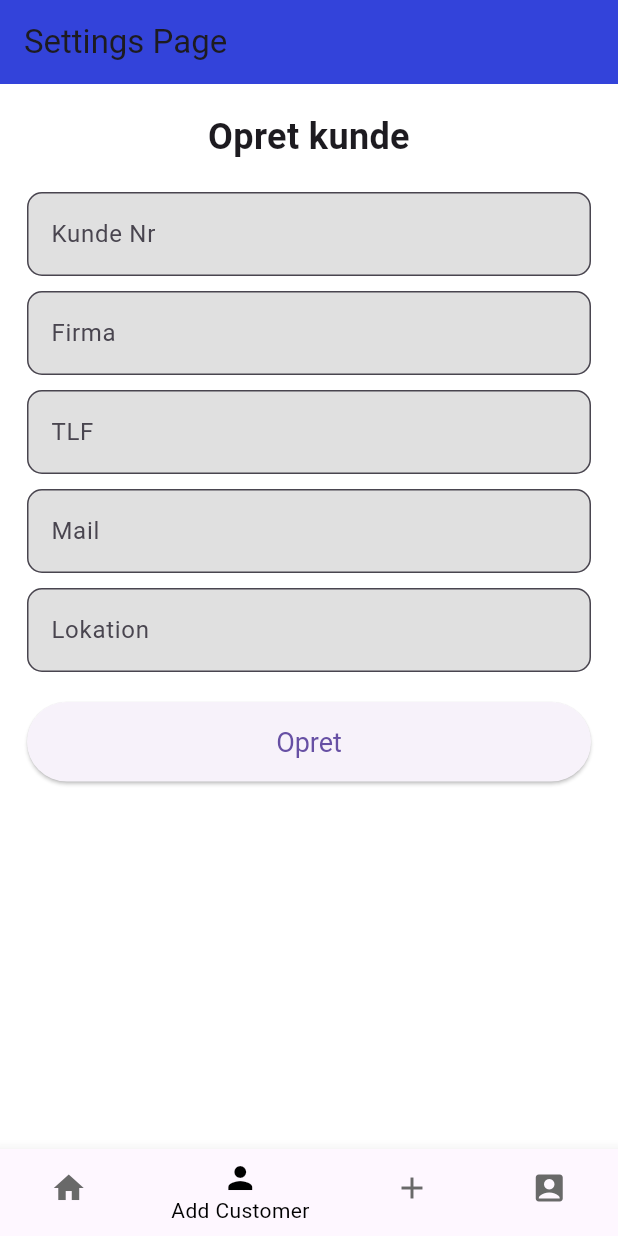
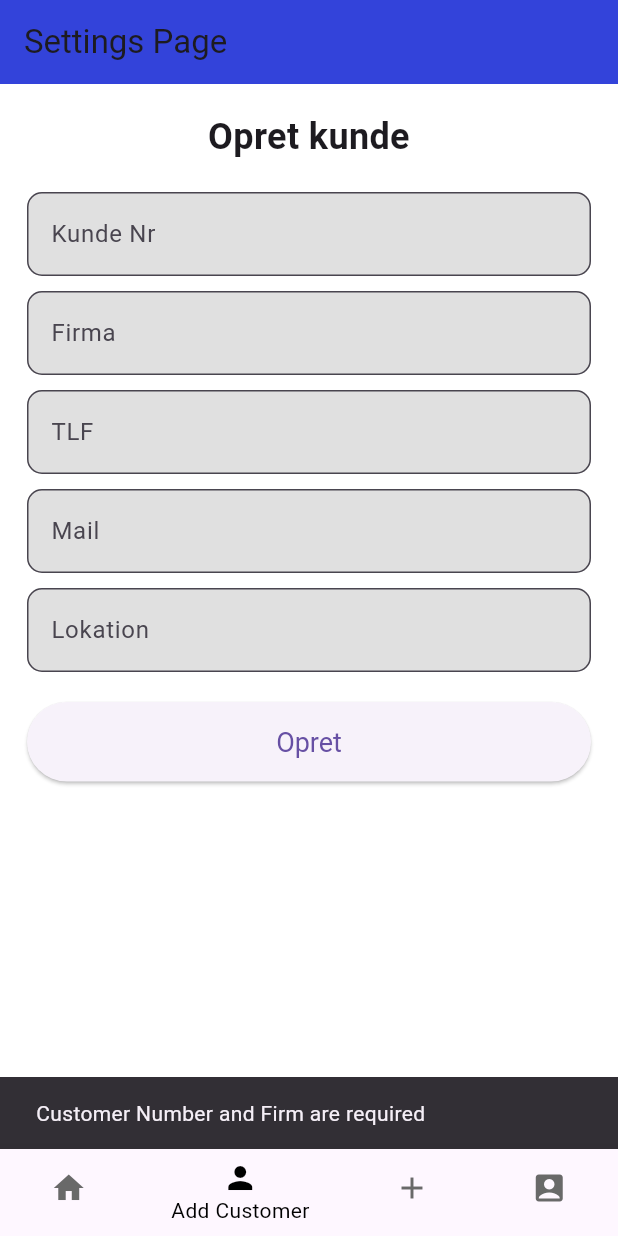
Before and after one commit to KevinNielsen00/iotprojekt, a Flutter app: the screen it shows after launch, item 2 of the bottom bar chosen, after a tap on "Opret", on a phone screen of 412 x 824 dp. Run offline on Flutter 3.47's test engine with Material 3 defaults, Android fonts, the phone set to English and light mode, and no system bars; network calls fail; Roboto replaces fonts that are missing (Karla).

Commit message:
BiigUpdate
- tilføjet post request (api)
- tabellen bruger nu data fra db
- tilføjet så man kan oprette en kunde

```diff
--- a/my_app/lib/api/fetch_customer.dart
+++ b/my_app/lib/api/fetch_customer.dart
@@ -0,0 +1,14 @@
+import 'package:http/http.dart' as http;
+import 'dart:convert';
+import '../../models/customer.dart';
+
+Future<List<Customer>> fetchCustomers() async {
+  final response = await http.get(Uri.parse('http://localhost:8080/api/customers'));
+
+  if (response.statusCode == 200) {
+    List<dynamic> data = jsonDecode(response.body);
+    return data.map((json) => Customer.fromJson(json)).toList();
+  } else {
+    throw Exception('Failed to load customers');
+  }
+}
--- a/my_app/lib/api/fetch_product.dart
+++ b/my_app/lib/api/fetch_product.dart
@@ -0,0 +1,14 @@
+import 'package:http/http.dart' as http;
+import 'dart:convert';
+import '../../models/product.dart';
+
+Future<List<Product>> fetchProducts() async {
+  final response = await http.get(Uri.parse('http://localhost:8080/api/products'));
+
+  if (response.statusCode == 200) {
+    List<dynamic> data = jsonDecode(response.body);
+    return data.map((json) => Product.fromJson(json)).toList();
+  } else {
+    throw Exception('Failed to load products');
+  }
+}
--- a/my_app/lib/models/customer.dart
+++ b/my_app/lib/models/customer.dart
@@ -1,11 +1,25 @@
 class Customer {
-  final int customerId;
-  final String name;
-  final String firm;
+  int customerNr;   // matches CustomerNr in Go
+  String firm;
+  String phoneNr;   // matches PhoneNr in Go
+  String mail;
+  String location;
 
   Customer({
-    required this.customerId,
-    required this.name,
+    required this.customerNr,
     required this.firm,
+    required this.phoneNr,
+    required this.mail,
+    required this.location,
   });
+
+  factory Customer.fromJson(Map<String, dynamic> json) {
+    return Customer(
+      customerNr: json['customer_nr'] ?? 0,    // Map Go field CustomerNr to customerNr
+      firm: json['firm'] ?? 'Unknown',
+      phoneNr: json['phone_nr'] ?? 'Unknown',  // Map Go field PhoneNr to phoneNr
+      mail: json['mail'] ?? 'Unknown',
+      location: json['location'] ?? 'Unknown',
+    );
+  }
 }
--- a/my_app/lib/models/product.dart
+++ b/my_app/lib/models/product.dart
@@ -1,17 +1,33 @@
-
-
 class Product {
-  final int productNr;
-  final String customer;
-  final String firm;
-  final String type1;
-  final String type2;
+  int productID;      // matches ProductID in Go
+  int customerNr;     // matches CustomerNr in Go
+  int meterID;        // matches MeterID in Go
+  String productNr;   // matches ProductNr in Go
+  String oilType;
+  String barrelType;
+  double height;      // Use double in Dart for float32
 
   Product({
+    required this.productID,
+    required this.customerNr,
+    required this.meterID,
     required this.productNr,
-    required this.customer,
-    required this.firm,
-    required this.type1,
-    required this.type2,
+    required this.oilType,
+    required this.barrelType,
+    required this.height,
   });
+
+  factory Product.fromJson(Map<String, dynamic> json) {
+    return Product(
+      productID: json['product_id'] ?? 0,      // Map Go field ProductID to productID
+      customerNr: json['customer_nr'] ?? 0,    // Map Go field CustomerNr to customerNr
+      meterID: json['meter_id'] ?? 0,          // Map Go field MeterID to meterID
+      productNr: json['product_nr'] ?? 'Unknown',
+      oilType: json['oil_type'] ?? 'Unknown',
+      barrelType: json['barrel_type'] ?? 'Unknown',
+      height: (json['height'] ?? 0.0).toDouble(),  // Handle float32 to double conversion
+    );
+  }
+
+  get firm => null;
 }
--- a/my_app/lib/widgets/Addcustomerpage/CustomerFormSection.dart
+++ b/my_app/lib/widgets/Addcustomerpage/CustomerFormSection.dart
@@ -1,6 +1,8 @@
 // ignore_for_file: avoid_print
 
 import 'package:flutter/material.dart';
+import 'package:http/http.dart' as http;
+import 'dart:convert';
 
 class CreateCustomerForm extends StatefulWidget {
   const CreateCustomerForm({Key? key}) : super(key: key);
@@ -16,19 +18,71 @@ class _CreateCustomerFormState extends State<CreateCustomerForm> {
   final TextEditingController emailController = TextEditingController();
   final TextEditingController locationController = TextEditingController();
 
-  void _submitForm() {
+  Future<void> _submitForm() async {
     String customerNumber = customerNumberController.text;
     String company = companyController.text;
     String phone = phoneController.text;
     String email = emailController.text;
     String location = locationController.text;
 
-    // Handle your form submission logic here
-    print('Customer Number: $customerNumber');
-    print('Company: $company');
-    print('Phone: $phone');
-    print('Email: $email');
-    print('Location: $location');
+    // Validate that CustomerNr and Firm are provided
+    if (customerNumber.isEmpty || company.isEmpty) {
+      // Show an error message
+      ScaffoldMessenger.of(context).showSnackBar(
+        const SnackBar(content: Text('Customer Number and Firm are required')),
+      );
+      return;
+    }
+
+    // Create a JSON object from the form data
+    Map<String, dynamic> customerData = {
+      'customer_nr': int.parse(customerNumber),  // Convert customer number to an integer
+      'firm': company,
+      'phone_nr': phone,
+      'mail': email,
+      'location': location,
+    };
+
+    // Proceed with the API request
+    try {
+      final response = await http.post(
+        Uri.parse('http://localhost:8080/api/customers'),
+        headers: {
+          'Content-Type': 'application/json',
+        },
+        body: jsonEncode(customerData),
+      );
+
+      if (response.statusCode == 201) {
+        print('Customer created successfully');
+        _clearForm();
+      } else {
+        // Provide more specific error handling based on status code
+        String errorMessage = 'Failed to create customer. Status code: ${response.statusCode}';
+        if (response.statusCode == 400) {
+          errorMessage = 'Bad request. Please check your input.';
+        } else if (response.statusCode == 500) {
+          errorMessage = 'Server error. Please try again later.';
+        }
+        ScaffoldMessenger.of(context).showSnackBar(
+          SnackBar(content: Text(errorMessage)),
+        );
+        print(errorMessage);
+      }
+    } catch (error) {
+      print('Error submitting form: $error');
+      ScaffoldMessenger.of(context).showSnackBar(
+        const SnackBar(content: Text('An error occurred. Please try again.')),
+      );
+    }
+  }
+
+  void _clearForm() {
+    customerNumberController.clear();
+    companyController.clear();
+    phoneController.clear();
+    emailController.clear();
+    locationController.clear();
   }
 
   @override
--- a/my_app/lib/widgets/Homepage/TableSection.dart
+++ b/my_app/lib/widgets/Homepage/TableSection.dart
@@ -1,6 +1,8 @@
 import 'package:flutter/material.dart';
 import '../../models/product.dart';
 import '../../models/customer.dart';
+import 'package:my_app/api/fetch_customer.dart';
+import 'package:my_app/api/fetch_product.dart';
 
 class MyTableSection extends StatefulWidget {
   const MyTableSection({super.key});
@@ -10,15 +12,8 @@ class MyTableSection extends StatefulWidget {
 }
 
 class _MyTableSectionState extends State<MyTableSection> {
-  List<Product> allProducts = [
-    Product(productNr: 1, customer: "John", firm: "Firm A", type1: "Type X", type2: "Type Y"),
-  ];
-
-  List<Customer> allCustomers = [
-    Customer(customerId: 1, name: "Jane", firm: "Firm B"),
-
-  ];
-
+  List<Product> allProducts = [];
+  List<Customer> allCustomers = [];
   List<dynamic> displayedItems = [];
   TextEditingController searchController = TextEditingController();
   bool showProducts = true;
@@ -26,7 +21,32 @@ class _MyTableSectionState extends State<MyTableSection> {
   @override
   void initState() {
     super.initState();
-    displayedItems = allProducts; // all products
+    _fetchData(); // Fetch API data instead of hardcoded lists
+  }
+
+  void _fetchData() async {
+    try {
+      List<Product> products = await fetchProducts();
+      List<Customer> customers = await fetchCustomers();
+
+      setState(() {
+        allProducts = products;
+        allCustomers = customers;
+        displayedItems = allProducts; // Default to products
+      });
+    } catch (error) {
+      // Handle the error (e.g., show an error message)
+      print('Error fetching data: $error');
+    }
+  }
+
+  String _findFirmForProduct(int customerNr) {
+    // Find the corresponding customer by CustomerNr and return the firm
+    final customer = allCustomers.firstWhere(
+      (customer) => customer.customerNr == customerNr,
+      orElse: () => Customer(customerNr: -1, firm: 'Unknown', phoneNr: '', mail: '', location: '')
+    );
+    return customer.firm;
   }
 
   void _searchItems(String query) {
@@ -37,12 +57,15 @@ class _MyTableSectionState extends State<MyTableSection> {
       results = (showProducts ? allProducts : allCustomers).where((item) {
         if (showProducts) {
           Product product = item as Product;
-          return product.customer.toLowerCase().contains(query.toLowerCase()) ||
-                 product.firm.toLowerCase().contains(query.toLowerCase());
+          String firm = _findFirmForProduct(product.customerNr); // Get the firm's name for the product
+          return product.productNr.toLowerCase().contains(query.toLowerCase()) ||
+                 product.oilType.toLowerCase().contains(query.toLowerCase()) ||
+                 firm.toLowerCase().contains(query.toLowerCase());  // Add search by firm's name
         } else {
           Customer customer = item as Customer;
-          return customer.name.toLowerCase().contains(query.toLowerCase()) ||
-                 customer.firm.toLowerCase().contains(query.toLowerCase());
+          return customer.customerNr.toString().contains(query) ||
+                 customer.firm.toLowerCase().contains(query.toLowerCase()) ||
+                 customer.mail.toLowerCase().contains(query.toLowerCase());
         }
       }).toList();
     }
@@ -65,7 +88,7 @@ class _MyTableSectionState extends State<MyTableSection> {
       builder: (BuildContext context) {
         return AlertDialog(
           title: const Text('Customer Details'),
-          content: Text('Customer: ${customer.name}\nFirm: ${customer.firm}'),
+          content: Text('Customer: ${customer.customerNr}\nFirm: ${customer.firm}\nEmail: ${customer.mail}'),
           actions: [
             TextButton(
               onPressed: () {
@@ -113,33 +136,40 @@ class _MyTableSectionState extends State<MyTableSection> {
             columns: showProducts
                 ? [
                     const DataColumn(label: Text('Product Number')),
-                    const DataColumn(label: Text('Customer')),
+                    const DataColumn(label: Text('Customer Number')),
                     const DataColumn(label: Text('Firm')),
-                    const DataColumn(label: Text('Type 1')),
-                    const DataColumn(label: Text('Type 2')),
+                    const DataColumn(label: Text('Oil Type')),
+                    const DataColumn(label: Text('Barrel Type')),
+                    const DataColumn(label: Text('Height')),
                   ]
                 : [
-                    const DataColumn(label: Text('Customer ID')),
-                    const DataColumn(label: Text('Customer Name')),
+                    const DataColumn(label: Text('Customer Number')),
                     const DataColumn(label: Text('Firm')),
+                    const DataColumn(label: Text('Phone Number')),
+                    const DataColumn(label: Text('Email')),
+                    const DataColumn(label: Text('Location')),
                     const DataColumn(label: Text('Actions')),
                   ],
             rows: displayedItems.map((item) {
               if (showProducts) {
                 Product product = item as Product;
+                String firm = _findFirmForProduct(product.customerNr); // Find the firm's name for the product
                 return DataRow(cells: [
                   DataCell(Text(product.productNr.toString())),
-                  DataCell(Text(product.customer)),
-                  DataCell(Text(product.firm)),
-                  DataCell(Text(product.type1)),
-                  DataCell(Text(product.type2)),
+                  DataCell(Text(product.customerNr.toString())),
+                  DataCell(Text(firm)), // Display the firm of the product
+                  DataCell(Text(product.oilType)),
+                  DataCell(Text(product.barrelType)),
+                  DataCell(Text(product.height.toString())),
                 ]);
               } else {
                 Customer customer = item as Customer;
                 return DataRow(cells: [
-                  DataCell(Text(customer.customerId.toString())),
-                  DataCell(Text(customer.name)),
+                  DataCell(Text(customer.customerNr.toString())),
                   DataCell(Text(customer.firm)),
+                  DataCell(Text(customer.phoneNr)),
+                  DataCell(Text(customer.mail)),
+                  DataCell(Text(customer.location)),
                   DataCell(
                     ElevatedButton(
                       onPressed: () => _showCustomerPopup(context, customer),
--- a/my_app/pubspec.yaml
+++ b/my_app/pubspec.yaml
@@ -14,6 +14,7 @@ dependencies:
   provider: ^6.0.5
 
   cupertino_icons: ^1.0.8
+  http: ^1.2.2
 
 dev_dependencies:
   flutter_test:
```
Also changed, not shown: my_app/go/docs/swagger.json (+59 -3 lines), my_app/go/docs/swagger.yaml (+40 -4 lines), my_app/pubspec.lock, 4 other files.
